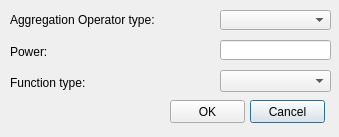
First picture: the form in DIALOGS/FILTER_SETTINGS/settingsdialog.ui, repository iamantony/FFilter, before the edit.
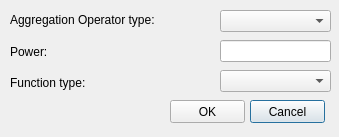
Second picture: the form after the edit.

Patch:
```diff
--- a/DIALOGS/FILTER_SETTINGS/settingsdialog.ui
+++ b/DIALOGS/FILTER_SETTINGS/settingsdialog.ui
@@ -38,7 +38,7 @@
      <x>220</x>
      <y>10</y>
      <width>111</width>
-     <height>20</height>
+     <height>22</height>
     </rect>
    </property>
    <property name="currentIndex">
@@ -64,7 +64,7 @@
      <x>220</x>
      <y>40</y>
      <width>111</width>
-     <height>20</height>
+     <height>22</height>
     </rect>
    </property>
   </widget>
```
